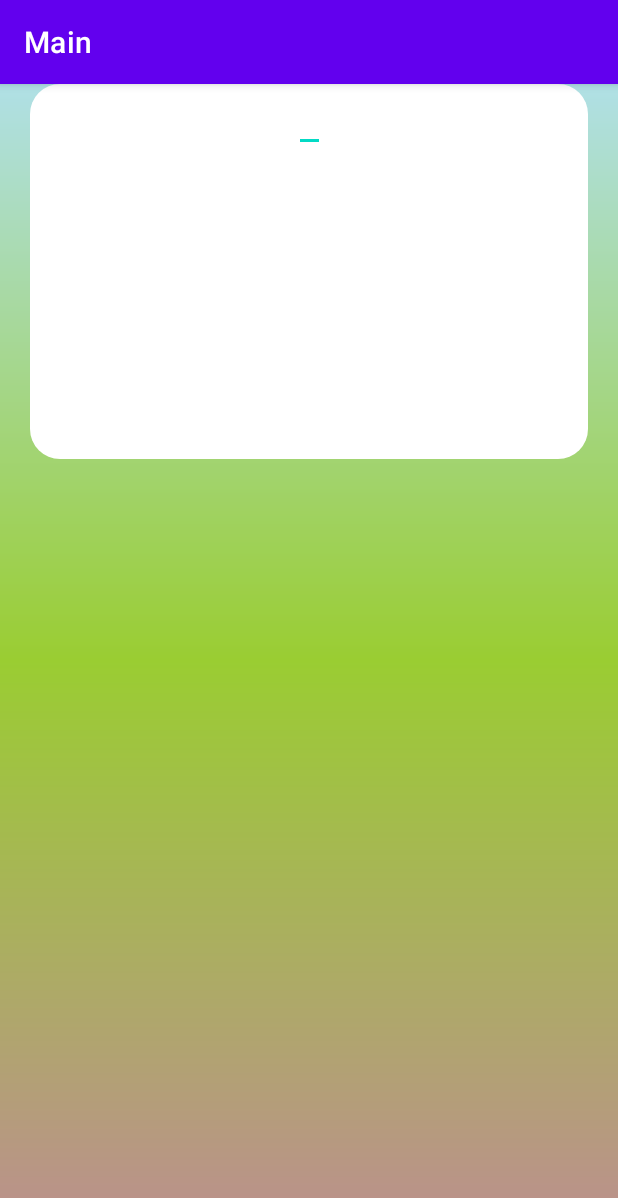
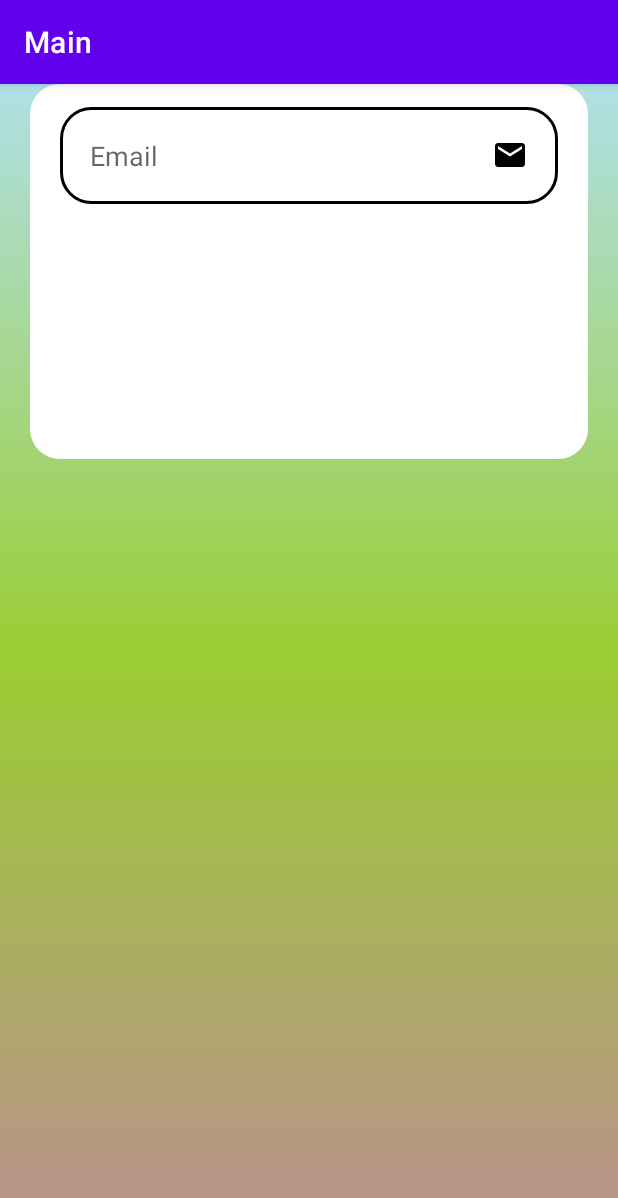
Before and after one commit to VinciPy/si.03-cadastro-pessoa-android, an Android app: the screen it shows after launch (MainActivity), on a phone screen of 412 x 824 dp. Shown: the top 1198 px of the screen. Run offline under Robolectric (Android 15) with nearby library versions, the phone set to English and light mode, and no system bars.

Commit message:
Update_1.0.2
Adicionado_Campo_Email

```diff
--- /dev/null
+++ b/app/src/main/res/drawable/edit_text.xml
@@ -0,0 +1,9 @@
+<?xml version="1.0" encoding="utf-8"?>
+<shape xmlns:android="http://schemas.android.com/apk/res/android">
+
+    <solid android:color="@color/white"/>
+    <corners android:radius="20dp"/>
+    <stroke android:color="@color/black" android:width="2dp"/>
+
+
+</shape>
--- /dev/null
+++ b/app/src/main/res/drawable/ic_email.xml
@@ -0,0 +1,5 @@
+<vector android:height="24dp" android:tint="#000000"
+    android:viewportHeight="24" android:viewportWidth="24"
+    android:width="24dp" xmlns:android="http://schemas.android.com/apk/res/android">
+    <path android:fillColor="@android:color/white" android:pathData="M20,4L4,4c-1.1,0 -1.99,0.9 -1.99,2L2,18c0,1.1 0.9,2 2,2h16c1.1,0 2,-0.9 2,-2L22,6c0,-1.1 -0.9,-2 -2,-2zM20,8l-8,5 -8,-5L4,6l8,5 8,-5v2z"/>
+</vector>
--- /dev/null
+++ b/app/src/main/res/drawable/ic_eye.xml
@@ -0,0 +1,5 @@
+<vector android:height="24dp" android:tint="#000000"
+    android:viewportHeight="24" android:viewportWidth="24"
+    android:width="24dp" xmlns:android="http://schemas.android.com/apk/res/android">
+    <path android:fillColor="@android:color/white" android:pathData="M12,4.5C7,4.5 2.73,7.61 1,12c1.73,4.39 6,7.5 11,7.5s9.27,-3.11 11,-7.5c-1.73,-4.39 -6,-7.5 -11,-7.5zM12,17c-2.76,0 -5,-2.24 -5,-5s2.24,-5 5,-5 5,2.24 5,5 -2.24,5 -5,5zM12,9c-1.66,0 -3,1.34 -3,3s1.34,3 3,3 3,-1.34 3,-3 -1.34,-3 -3,-3z"/>
+</vector>
--- a/app/src/main/res/layout/activity_main.xml
+++ b/app/src/main/res/layout/activity_main.xml
@@ -10,14 +10,15 @@
     <View
         android:id="@+id/containerComponents"
         style="@style/ContainerComponents"
+        app:layout_constraintStart_toStartOf="parent"
         app:layout_constraintStart_toEndOf="parent"
-        app:layout_constraintStart_toStartOf="parent"
         tools:layout_editor_absoluteY="214dp"
         />
 
     <EditText
-        android:layout_width="wrap_content"
-        android:layout_height="wrap_content"
+        style="@style/Edit_Text"
+        android:hint="Email"
+        android:drawableRight="@drawable/ic_email"
         app:layout_constraintStart_toStartOf="@id/containerComponents"
         app:layout_constraintEnd_toEndOf="@id/containerComponents"
         app:layout_constraintTop_toTopOf="@id/containerComponents"
--- a/app/src/main/res/values/styles.xml
+++ b/app/src/main/res/values/styles.xml
@@ -8,4 +8,14 @@
         <item name="android:layout_margin">20dp</item>
     </style>
 
+    <style name="Edit_Text">
+        <item name="android:layout_width">match_parent</item>
+        <item name="android:layout_height">wrap_content</item>
+        <item name="android:background">@drawable/edit_text</item>
+        <item name="android:padding">20dp</item>
+        <item name="android:layout_marginLeft">40dp</item>
+        <item name="android:layout_marginRight">40dp</item>
+        <item name="android:layout_marginTop">15dp</item>
+    </style>
+
 </resources>
```
